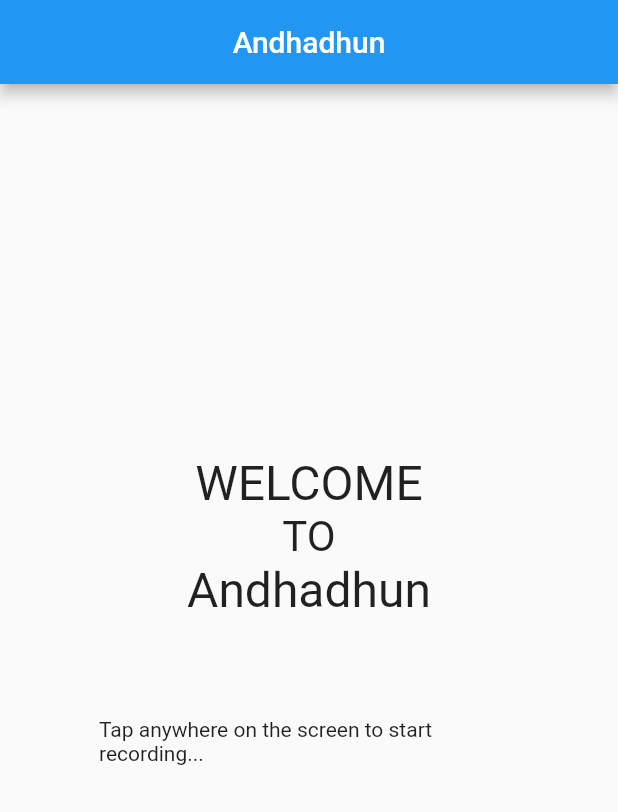
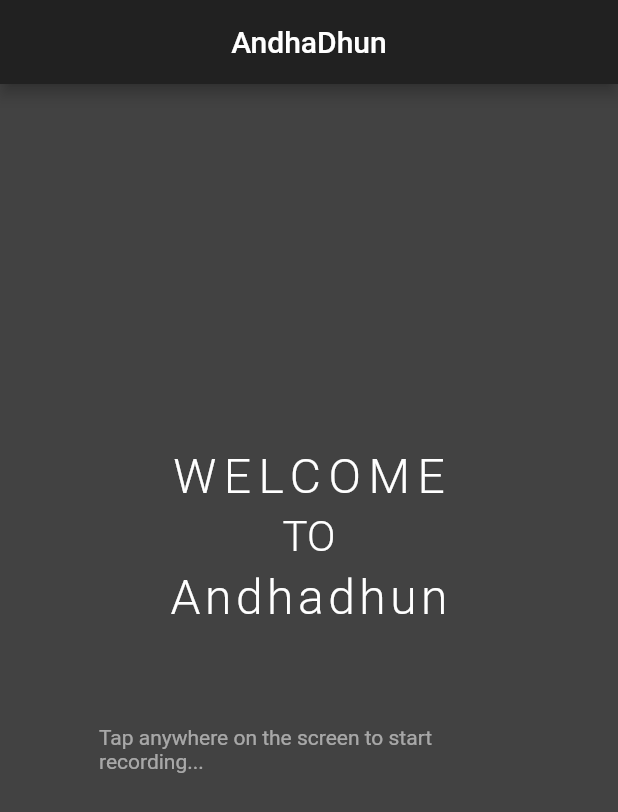
Before and after one commit to tusharbansal22/Andhadhun-app, a Flutter app: the screen it shows after launch, on a phone screen of 412 x 824 dp. Shown: the top 812 px of the screen. Run offline on Flutter 3.47's test engine with Material 2 defaults, Android fonts, the phone set to English and light mode, and no system bars; our stand-ins replace flutter_tts, geolocator, speech_to_text.

Commit message:
ui refinement

```diff
--- a/lib/screens/LocAuth.dart
+++ b/lib/screens/LocAuth.dart
@@ -22,7 +22,7 @@
 
   Future _speak() async {
     await flutterTts.speak(
-        "Welcome to Andhadhun. Hope you have a smooth experience.Tap anywhere on the screen to start recording.");
+        "Welcome to Andhadhun. Hope you have a smooth experience.Tap anywhere on the screen and specify the amount you want to deduct.");
   }
 
   // bool available = await speech.initialize();
@@ -50,6 +50,7 @@
       onResult: (result) {
         setState(() {
           _text = result.recognizedWords;
+          print(_text);
         });
       },
     );
@@ -68,17 +69,7 @@
 
   @override
   Widget build(BuildContext context) {
-    return Scaffold(
-      appBar: AppBar(
-        title: Text('Andhadhun'),
-        centerTitle: true,
-      ),
-      body: Center(
-        child: Container(
-          alignment: Alignment.center,
-          height: 500,
-          width: double.infinity,
-          child: GestureDetector(
+    return GestureDetector(
         onTap: () {
           if (!_isListening) {
             _startListening();
@@ -86,30 +77,42 @@
             _stopListening();
           }
         },
-            child: Column(
+        child: Scaffold(
+          backgroundColor: Colors.grey.shade800,
+        appBar: AppBar(
+          backgroundColor: Colors.grey.shade900,
+          centerTitle: true,
+          title: Text('AndhaDhun'),
+        ),
+        body:Container(
+          width:double.infinity,
+          child:Column(
+
             mainAxisAlignment: MainAxisAlignment.center,
             crossAxisAlignment: CrossAxisAlignment.center,
             children: [
               Text(
                 "WELCOME",
-                  style: TextStyle(fontSize: 32),
+                style: TextStyle(fontSize: 32,color: Colors.white, letterSpacing: 5,fontWeight: FontWeight.w300),
               ),
+              SizedBox(height: 5,),
               Text(
                 "TO",
-                  style: TextStyle(fontSize: 28),
+                style: TextStyle(fontSize: 28,color: Colors.white, fontWeight: FontWeight.w300),
               ),
+              SizedBox(height: 5,),
               Text(
                 "Andhadhun",
-                  style: TextStyle(fontSize: 32),
+                style: TextStyle(fontSize: 32,color: Colors.white, fontWeight: FontWeight.w300, letterSpacing: 3),
               ),
               Center(
-                  child: Expanded(
                 child: Container(
                   margin: EdgeInsets.all(50),
                   padding: EdgeInsets.all(16),
                   child: Text(
+                    style:TextStyle(color: Colors.white54),
                     // If listening is active show the recognized words
-                        _speech.isListening
+                    _text!=''
                         ? '$_text'
                     // If listening isn't active but could be tell the user
                     // how to start it, otherwise indicate that speech
@@ -119,14 +122,13 @@
                         ? 'Tap anywhere on the screen to start recording...'
                         : 'Speech not available',
                   ),
-                    ),
+
                 ),
               ),
             ],
           ),
-          ),
-        ),
-      ),
+        )
+    )
     );
   }
 }
```
Lines whose indentation alone changed are shown as unchanged.
